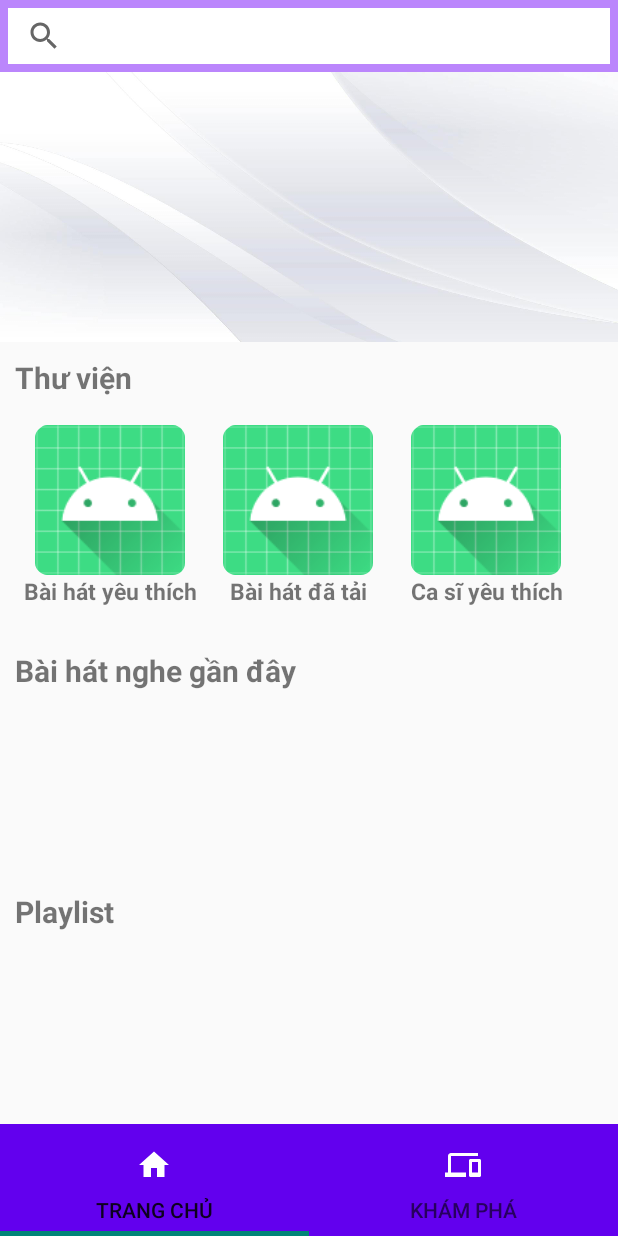
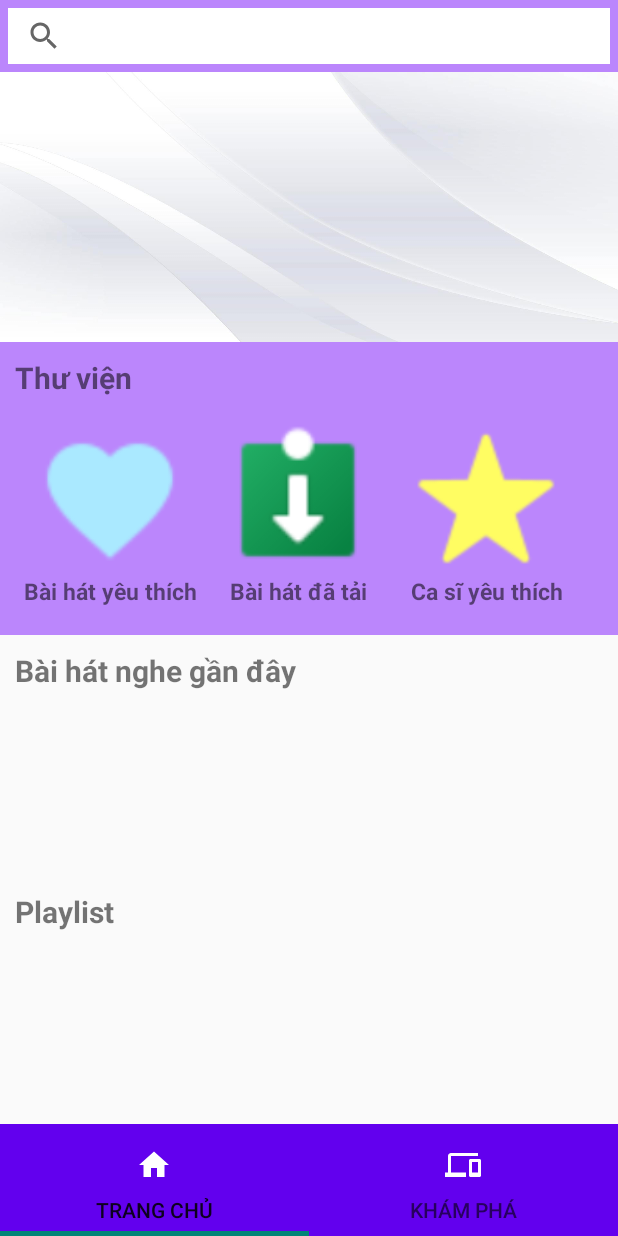
Before and after one commit to Gren-MNC/Android_Project-2, an Android app: the screen it shows after launch (MainActivity), on a phone screen of 412 x 824 dp. Run offline under Robolectric (Android 15) with nearby library versions, the phone set to English and light mode, and no system bars; libraries missing offline, so code that uses them is left out: me.relex.circleindicator; plain views replace CircleIndicator.

Commit message:
add icons for lib

```diff
--- a/app/src/main/java/com/example/layoutservice/Fragment/Fragment_Thu_vien_ca_nhan.java
+++ b/app/src/main/java/com/example/layoutservice/Fragment/Fragment_Thu_vien_ca_nhan.java
@@ -1,6 +1,7 @@
 package com.example.layoutservice.Fragment;
 
 import android.annotation.SuppressLint;
+import android.app.Activity;
 import android.content.Intent;
 import android.os.Bundle;
 
--- a/app/src/main/res/layout/fragment_thu_vien_ca_nhan.xml
+++ b/app/src/main/res/layout/fragment_thu_vien_ca_nhan.xml
@@ -12,13 +12,14 @@
         android:textSize="20sp"
         android:textStyle="bold"
         android:paddingTop="10dp"
-        android:paddingLeft="10dp"/>
+        android:paddingLeft="10dp"
+        android:background="@color/purple_200"/>
     <RelativeLayout
         android:id="@+id/relativeChuDeTheLoai"
         android:layout_width="match_parent"
         android:layout_height="wrap_content"
         android:layout_below="@+id/tvTitleThuvien"
-
+        android:background="@color/purple_200"
         android:padding="10dp">
         <LinearLayout
             android:id="@+id/bai_hat_yeu_thich"
@@ -35,6 +36,7 @@
                 android:id="@+id/frameLayoutAllPlayList"
                 android:layout_width="wrap_content"
                 android:layout_height="wrap_content"
+
                 android:layout_gravity="center">
 
                 <ImageView
@@ -42,7 +44,7 @@
                     android:layout_width="100dp"
                     android:layout_height="100dp"
                     android:scaleType="centerCrop"
-                    android:src="@mipmap/ic_launcher_round" />
+                    android:src="@drawable/favorite_songs" />
             </FrameLayout>
 
             <TextView
@@ -82,7 +84,7 @@
                     android:layout_width="100dp"
                     android:layout_height="100dp"
                     android:scaleType="centerCrop"
-                    android:src="@mipmap/ic_launcher_round" />
+                    android:src="@drawable/icon_download" />
             </FrameLayout>
 
             <TextView
@@ -122,7 +124,7 @@
                     android:layout_width="100dp"
                     android:layout_height="100dp"
                     android:scaleType="centerCrop"
-                    android:src="@mipmap/ic_launcher_round" />
+                    android:src="@drawable/favorite_singer" />
             </FrameLayout>
 
             <TextView
```
Also changed, not shown: app/src/main/res/drawable/favorite_singer.png (added), app/src/main/res/drawable/favorite_songs.png (added), app/src/main/res/drawable/icon_download.png (added).
